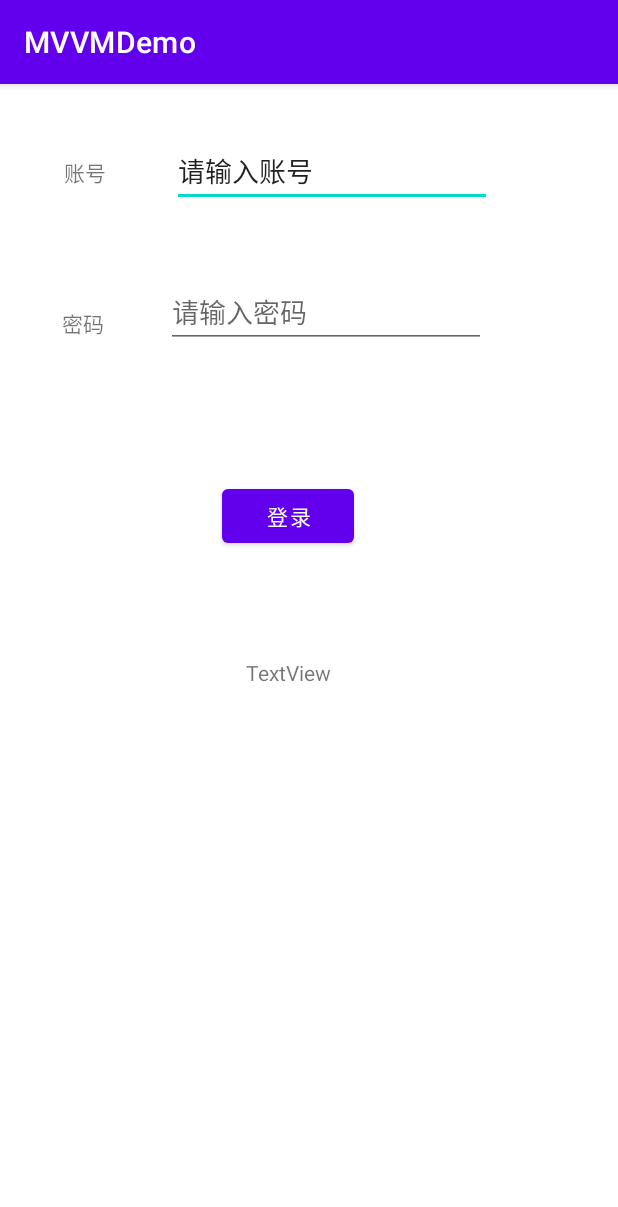
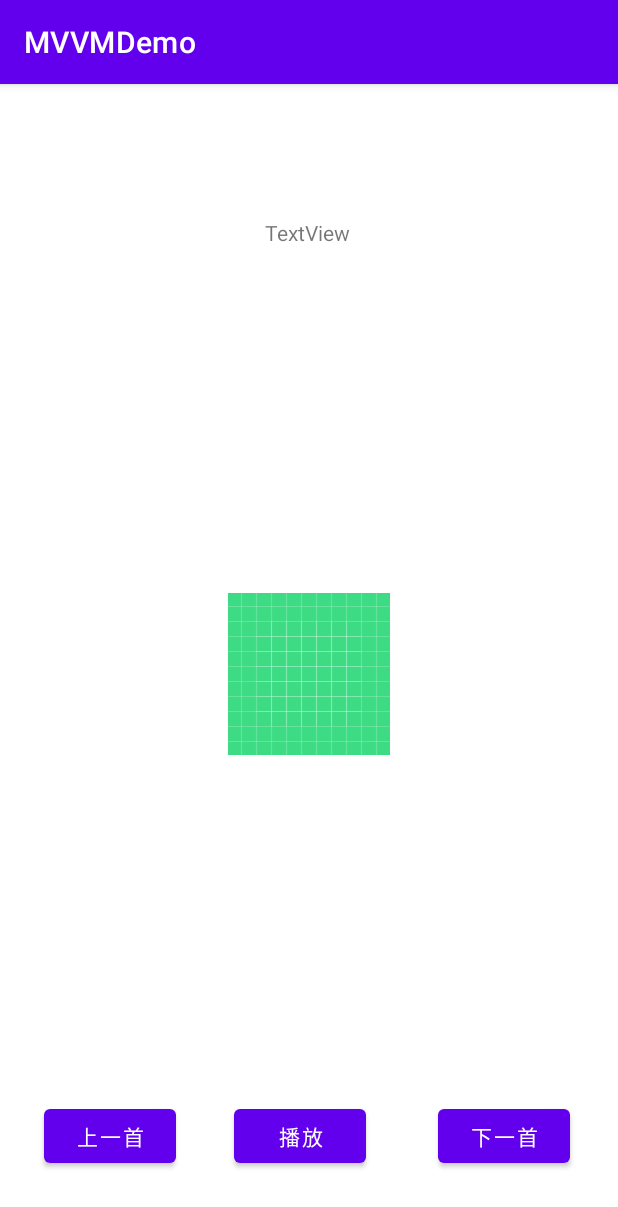
Before and after one commit to Chen-Yi-Ran/MVVMDemo, an Android app: the screen it shows after launch (LoginActivity before the commit, PlayerActivity after it), on a phone screen of 412 x 824 dp. Shown: the top 1207 px of the screen. Run offline under Robolectric (Android 15) with nearby library versions, the phone set to English and light mode, and no system bars.

Commit message:
MVP的缺点

```diff
--- a/app/src/main/AndroidManifest.xml
+++ b/app/src/main/AndroidManifest.xml
@@ -9,13 +9,15 @@
         android:roundIcon="@mipmap/ic_launcher_round"
         android:supportsRtl="true"
         android:theme="@style/Theme.MVVMDemo">
-        <activity android:name=".LoginActivity">
+        <activity android:name=".player.FlowPlayerControllerActivity"></activity>
+        <activity android:name=".player.PlayerActivity">
             <intent-filter>
                 <action android:name="android.intent.action.MAIN" />
 
                 <category android:name="android.intent.category.LAUNCHER" />
             </intent-filter>
         </activity>
+        <activity android:name=".LoginActivity"></activity>
     </application>
 
 </manifest>
--- a/app/src/main/java/com/example/mvvmdemo/UserModel.kt
+++ b/app/src/main/java/com/example/mvvmdemo/UserModel.kt
@@ -35,6 +35,11 @@ class UserModel {
         //api.login
 
         //有结果，此操作为耗时操作
+        //向服务器提交数据，这个时候，会使用非主线程去操作
+        //异步操作，通知UI的时候，要切换主线程，否则报错
+        //因为UI只能在主线程更新
+
+
 
         //0..1
         val randomValue = random.nextInt(2)
--- /dev/null
+++ b/app/src/main/java/com/example/mvvmdemo/player/IPlayerCallback.kt
@@ -0,0 +1,14 @@
+package com.example.mvvmdemo.player
+
+
+
+interface IPlayerCallback {
+
+    fun onTitleChange(title:String)
+
+    fun onProgressChange(current:Int)
+
+    fun onPlaying()
+    fun onPlayingPause()
+    fun onCoverChange(cover:String)
+}
--- /dev/null
+++ b/app/src/main/java/com/example/mvvmdemo/player/PlayerActivity.kt
@@ -0,0 +1,71 @@
+package com.example.mvvmdemo.player
+
+import androidx.appcompat.app.AppCompatActivity
+import android.os.Bundle
+import com.example.mvvmdemo.R
+import kotlinx.android.synthetic.main.activity_player.*
+
+class PlayerActivity : AppCompatActivity(), IPlayerCallback {
+
+    private val playerPresenter by lazy {
+        PlayerPresenter.instance
+    }
+
+    override fun onCreate(savedInstanceState: Bundle?) {
+        super.onCreate(savedInstanceState)
+        setContentView(R.layout.activity_player)
+
+        playerPresenter.registerCallback(this)
+
+        initListener()
+    }
+
+    /**
+     * 给控件设置相关事件
+     */
+    private fun initListener() {
+        playerOrPauseBtn.setOnClickListener {
+            //调用Presenter层的播放或者暂停方法
+            playerPresenter.doPlayOrPause()
+        }
+        playerNextBtn.setOnClickListener {
+            playerPresenter.playNext()
+        }
+        playPrevioustBtn.setOnClickListener {
+            playerPresenter.playPre()
+        }
+
+    }
+
+
+    override fun onDestroy() {
+        super.onDestroy()
+        playerPresenter.unRegisterCallback(this)
+    }
+
+    override fun onTitleChange(title: String) {
+        songTitle?.text=title
+
+    }
+
+    override fun onProgressChange(current: Int) {
+
+    }
+
+    override fun onPlaying() {
+        //播放中--->显示暂停
+        playerOrPauseBtn.text="暂停"
+
+    }
+
+    override fun onPlayingPause() {
+         //暂停--->显示播放
+        playerOrPauseBtn.text="播放"
+    }
+
+    override fun onCoverChange(cover: String) {
+
+        print("封面改变了...$cover")
+
+    }
+}
--- /dev/null
+++ b/app/src/main/java/com/example/mvvmdemo/player/PlayerPresenter.kt
@@ -0,0 +1,122 @@
+package com.example.mvvmdemo.player
+
+
+/**
+ * 播放音乐
+ * 暂停音乐
+ * 上一首
+ * 下一首
+ *
+ * ---------------
+ * 播放的状态
+ * - 通知UI改变成播放状态
+ * - 通知UI进度的变化
+ * - 上一首，下一首
+ * - 通知UI歌曲标题变化
+ * - 通知UI歌曲封面变化
+ * - 暂停音乐
+ * - 更新UI状态为暂停
+ */
+//做成单例类，保存同一个对象，使用Presenter数据一样，私有化构造
+class PlayerPresenter private constructor(){
+
+    enum class PlayState{
+        NONE,PLAYING,PAUSE,LOADING
+    }
+    companion object{
+         val instance by lazy {
+            PlayerPresenter()
+        }
+    }
+
+
+    private var currentPlayState=PlayState.NONE
+
+ private val callbacksList= arrayListOf<IPlayerCallback>()
+
+    fun registerCallback(callback: IPlayerCallback) {
+         if(!callbacksList.contains(callback)){
+             callbacksList.add(callback)
+         }
+    }
+
+    fun unRegisterCallback(callback: IPlayerCallback){
+        callbacksList.remove(callback)
+    }
+
+    /**
+     * 根据状态控制音乐播放还是暂停
+     */
+    fun doPlayOrPause() {
+        dispatchTitleChange("当前播放的歌曲标题")
+        dispatchCoverChange("当前播放的歌曲封面")
+
+      if(currentPlayState!=PlayState.PLAYING){
+          //开始播放音乐
+          //TODO:
+          dispatchPlayingState()
+          currentPlayState=PlayState.PLAYING
+      }else{
+          currentPlayState=PlayState.PAUSE
+          //暂停播放
+          dispatchPlayerPauseState()
+      }
+
+    }
+
+    private fun dispatchPlayerPauseState() {
+        callbacksList.forEach {
+            it.onPlayingPause()
+        }
+
+    }
+
+    private fun dispatchPlayingState() {
+
+        callbacksList.forEach {
+            //遍历出callbacksList中的元素执行onPlaying
+            it.onPlaying()
+        }
+
+    }
+
+
+
+    /**
+     * 播放下一首
+     */
+    fun playNext() {
+
+           //1.拿到下一首歌曲 --> 变更UI，包括标题和封面
+            dispatchTitleChange("切换到下一首，标题变化了...")
+            dispatchCoverChange("切换到下一首，封面变化了...")
+           //2.设置给播放器
+
+
+           //3.等待播放的回调通知
+        currentPlayState=PlayState.PLAYING
+    }
+
+    private fun dispatchCoverChange(cover: String) {
+        callbacksList.forEach {
+            it.onCoverChange(cover)
+        }
+    }
+
+    private fun dispatchTitleChange(title:String) {
+        callbacksList.forEach {
+            it.onTitleChange(title)
+        }
+    }
+
+    /**
+     * 播放上一首
+     */
+    fun playPre() {
+
+        dispatchTitleChange("切换到上一首，标题变化了...")
+        dispatchCoverChange("切换到上一首，封面变化了...")
+        currentPlayState=PlayState.PLAYING
+    }
+
+}
--- /dev/null
+++ b/app/src/main/res/layout/activity_player.xml
@@ -0,0 +1,65 @@
+<?xml version="1.0" encoding="utf-8"?>
+<androidx.constraintlayout.widget.ConstraintLayout xmlns:android="http://schemas.android.com/apk/res/android"
+    xmlns:app="http://schemas.android.com/apk/res-auto"
+    xmlns:tools="http://schemas.android.com/tools"
+    android:layout_width="match_parent"
+    android:layout_height="match_parent"
+    tools:context=".player.PlayerActivity">
+
+    <Button
+        android:id="@+id/playPrevioustBtn"
+        android:layout_width="wrap_content"
+        android:layout_height="wrap_content"
+        android:text="上一首"
+        app:layout_constraintBottom_toBottomOf="parent"
+        app:layout_constraintEnd_toEndOf="parent"
+        app:layout_constraintHorizontal_bias="0.091"
+        app:layout_constraintStart_toStartOf="parent"
+        app:layout_constraintTop_toTopOf="parent"
+        app:layout_constraintVertical_bias="0.941" />
+
+    <Button
+        android:id="@+id/playerOrPauseBtn"
+        android:layout_width="wrap_content"
+        android:layout_height="wrap_content"
+        android:text="播放"
+        app:layout_constraintBottom_toBottomOf="parent"
+        app:layout_constraintEnd_toStartOf="@+id/playerNextBtn"
+        app:layout_constraintHorizontal_bias="0.446"
+        app:layout_constraintStart_toEndOf="@+id/playPrevioustBtn"
+        app:layout_constraintTop_toTopOf="parent"
+        app:layout_constraintVertical_bias="0.941" />
+
+    <Button
+        android:id="@+id/playerNextBtn"
+        android:layout_width="wrap_content"
+        android:layout_height="wrap_content"
+        android:layout_marginEnd="32dp"
+        android:text="下一首"
+        app:layout_constraintBottom_toBottomOf="parent"
+        app:layout_constraintEnd_toEndOf="parent"
+        app:layout_constraintTop_toTopOf="parent"
+        app:layout_constraintVertical_bias="0.941" />
+
+    <TextView
+        android:id="@+id/songTitle"
+        android:layout_width="wrap_content"
+        android:layout_height="wrap_content"
+        android:text="TextView"
+        app:layout_constraintBottom_toTopOf="@+id/playerOrPauseBtn"
+        app:layout_constraintEnd_toEndOf="parent"
+        app:layout_constraintHorizontal_bias="0.498"
+        app:layout_constraintStart_toStartOf="parent"
+        app:layout_constraintTop_toTopOf="parent"
+        app:layout_constraintVertical_bias="0.136" />
+
+    <ImageView
+        android:id="@+id/imageView"
+        android:layout_width="wrap_content"
+        android:layout_height="wrap_content"
+        app:layout_constraintBottom_toTopOf="@+id/playerOrPauseBtn"
+        app:layout_constraintEnd_toEndOf="parent"
+        app:layout_constraintStart_toStartOf="parent"
+        app:layout_constraintTop_toBottomOf="@+id/songTitle"
+        app:srcCompat="@drawable/ic_launcher_background" />
+</androidx.constraintlayout.widget.ConstraintLayout>
```
Also changed, not shown: app/src/main/java/com/example/mvvmdemo/LoginActivity.kt (+9 -8 lines), app/src/main/java/com/example/mvvmdemo/player/FlowPlayerControllerActivity.kt (added, +52 -0 lines), app/src/main/res/layout/activity_flow_player_controller.xml (added, +18 -0 lines).
